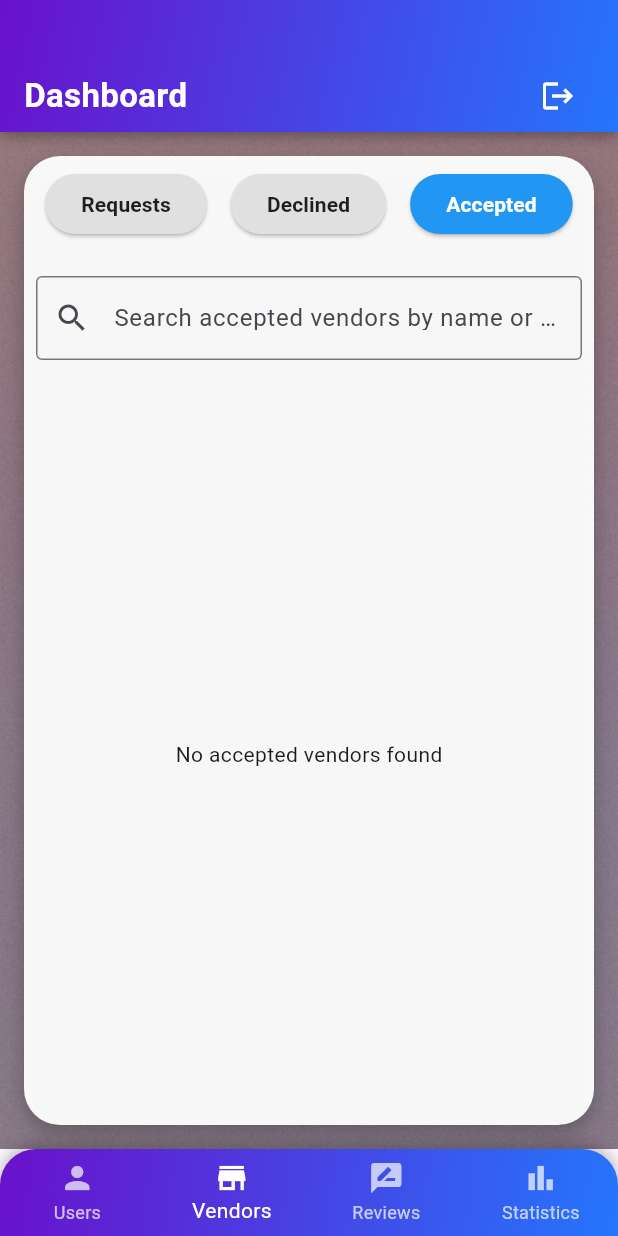
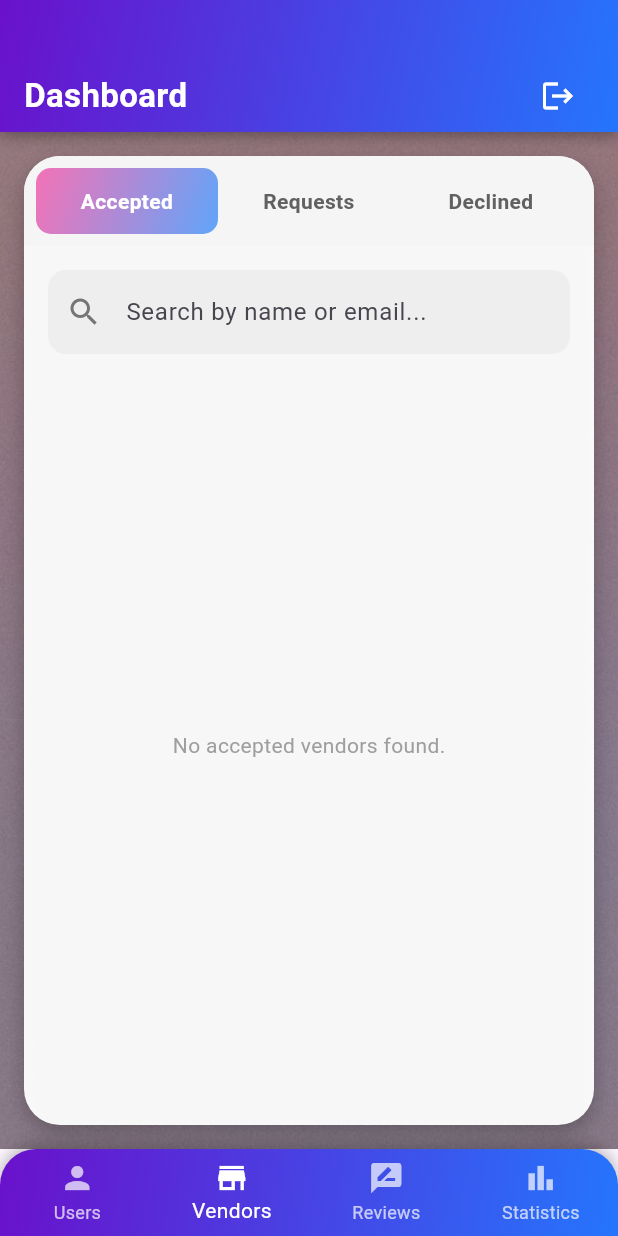
Before and after one commit to Nandana666/wedding_auth, a Flutter app: the AdminDashboard screen opened by its route, item 2 of the bottom bar chosen, on a phone screen of 412 x 824 dp. Run offline on Flutter 3.47's test engine with Material 3 defaults, Android fonts, the phone set to English and light mode, and no system bars; our stand-ins replace cloud_firestore, firebase_auth, firebase_core; accounts and stored records are empty.

Commit message:
Vendor tab designed in admin panel

```diff
--- a/lib/admin_tabs/vendors_tab.dart
+++ b/lib/admin_tabs/vendors_tab.dart
@@ -11,75 +11,105 @@ class VendorsTab extends StatefulWidget {
 }
 
 class _VendorsTabState extends State<VendorsTab> {
-  int _currentSubIndex = 2; // 0=Request, 1=Declined, 2=Accepted
+  // FIX: Set default view to 'Accepted' (index 0)
+  int _currentSubIndex = 0;
   String searchQuery = '';
-  // Resolved conflict: Chose the cleaner format.
   final CollectionReference vendors = FirebaseFirestore.instance.collection(
     'vendors',
   );
 
   @override
   Widget build(BuildContext context) {
-    return Column(
+    return ClipRRect(
+      borderRadius: BorderRadius.circular(24),
+      child: Column(
         children: [
-        // Resolved conflict: Kept the descriptive comment and Wrap widget.
-        // Top navigation bar using Wrap to avoid overflow
+          // Custom Styled Tab Bar
           Container(
-          margin: const EdgeInsets.all(8),
-          child: Wrap(
-            spacing: 16, // Horizontal spacing
-            runSpacing: 8, // Vertical spacing if wrapped
-            alignment: WrapAlignment.center,
+            padding: const EdgeInsets.all(8.0),
+            color: Colors.grey.shade100,
+            child: Row(
+              mainAxisAlignment: MainAxisAlignment.spaceAround,
               children: [
-              _buildNavButton('Requests', 0),
-              _buildNavButton('Declined', 1),
-              _buildNavButton('Accepted', 2),
+                // FIX: Reordered the navigation buttons
+                _buildNavButton('Accepted', 0),
+                _buildNavButton('Requests', 1),
+                _buildNavButton('Declined', 2),
               ],
             ),
           ),
-        const SizedBox(height: 8),
-        if (_currentSubIndex == 2)
+
+          // FIX: Updated condition to show search bar when 'Accepted' is selected
+          if (_currentSubIndex == 0)
             Padding(
-            padding: const EdgeInsets.all(8.0),
+              padding: const EdgeInsets.fromLTRB(16, 16, 16, 8),
               child: TextField(
-              decoration: const InputDecoration(
-                labelText: 'Search accepted vendors by name or email',
-                border: OutlineInputBorder(),
-                prefixIcon: Icon(Icons.search),
+                decoration: InputDecoration(
+                  hintText: 'Search by name or email...',
+                  prefixIcon: Icon(Icons.search, color: Colors.grey.shade600),
+                  filled: true,
+                  fillColor: Colors.grey.shade200,
+                  border: OutlineInputBorder(
+                    borderRadius: BorderRadius.circular(12),
+                    borderSide: BorderSide.none,
+                  ),
                 ),
                 onChanged: (value) =>
                     setState(() => searchQuery = value.toLowerCase()),
               ),
             ),
-        const SizedBox(height: 8),
+
+          // Content Area
           Expanded(
-          child: _currentSubIndex == 0
-              ? VendorRequestsTab()
-              : _currentSubIndex == 1
-              ? DeclinedVendorsTab()
-              : _buildAcceptedVendorsList(),
+            child: IndexedStack(
+              index: _currentSubIndex,
+              // FIX: Reordered the children to match the new tab indices
+              children: [
+                _buildAcceptedVendorsList(), // Index 0
+                VendorRequestsTab(), // Index 1
+                DeclinedVendorsTab(), // Index 2
+              ],
+            ),
           ),
         ],
+      ),
     );
   }
 
+  // Custom Navigation Button Widget (No changes needed here)
   Widget _buildNavButton(String title, int index) {
     bool isSelected = _currentSubIndex == index;
-    return ElevatedButton(
-      onPressed: () => setState(() => _currentSubIndex = index),
-      style: ElevatedButton.styleFrom(
-        backgroundColor: isSelected ? Colors.blue : Colors.grey.shade300,
+    return Expanded(
+      child: GestureDetector(
+        onTap: () => setState(() => _currentSubIndex = index),
+        child: AnimatedContainer(
+          duration: const Duration(milliseconds: 200),
+          padding: const EdgeInsets.symmetric(vertical: 12),
+          decoration: BoxDecoration(
+            gradient: isSelected
+                ? const LinearGradient(
+                    colors: [Color(0xFFF472B6), Color(0xFF60A5FA)],
+                    begin: Alignment.topLeft,
+                    end: Alignment.bottomRight,
+                  )
+                : null,
+            color: isSelected ? null : Colors.transparent,
+            borderRadius: BorderRadius.circular(10),
           ),
           child: Text(
             title,
+            textAlign: TextAlign.center,
             style: TextStyle(
-          color: isSelected ? Colors.white : Colors.black87,
+              color: isSelected ? Colors.white : Colors.grey.shade700,
               fontWeight: FontWeight.bold,
+            ),
+          ),
         ),
       ),
     );
   }
 
+  // Redesigned Accepted Vendors List (No changes needed here)
   Widget _buildAcceptedVendorsList() {
     return StreamBuilder<QuerySnapshot>(
       stream: vendors.where('status', isEqualTo: 'approved').snapshots(),
@@ -95,62 +125,51 @@ class _VendorsTabState extends State<VendorsTab> {
         }).toList();
 
         if (allVendors.isEmpty) {
-          return const Center(child: Text('No accepted vendors found'));
+          return const Center(
+            child: Text(
+              'No accepted vendors found.',
+              style: TextStyle(color: Colors.grey),
+            ),
+          );
         }
 
-        return LayoutBuilder(
-          builder: (context, constraints) {
-            if (constraints.maxWidth < 600) {
         return ListView.builder(
+          padding: const EdgeInsets.all(16),
           itemCount: allVendors.length,
           itemBuilder: (context, index) {
-                  final vendor = allVendors[index];
+            final vendor = allVendors[index].data() as Map<String, dynamic>;
+            final vendorId = allVendors[index].id;
+            final name = vendor['name'] ?? 'No Name';
+
             return Card(
-                    // Resolved conflict: Chose standard formatting.
-                    margin: const EdgeInsets.symmetric(
-                      vertical: 4,
-                      horizontal: 8,
+              elevation: 2,
+              margin: const EdgeInsets.only(bottom: 12),
+              shape: RoundedRectangleBorder(
+                borderRadius: BorderRadius.circular(12),
               ),
               child: ListTile(
-                      title: Text(vendor['name'] ?? 'No Name'),
+                leading: CircleAvatar(
+                  backgroundColor: Colors.blue.shade100,
+                  child: Text(
+                    name.isNotEmpty ? name[0].toUpperCase() : 'V',
+                    style: TextStyle(
+                      color: Colors.blue.shade800,
+                      fontWeight: FontWeight.bold,
+                    ),
+                  ),
+                ),
+                title: Text(
+                  name,
+                  style: const TextStyle(fontWeight: FontWeight.w600),
+                ),
                 subtitle: Text(vendor['email'] ?? ''),
                 trailing: IconButton(
-                        icon: const Icon(Icons.delete),
-                        onPressed: () async =>
-                            await vendors.doc(vendor.id).delete(),
+                  icon: const Icon(Icons.delete_outline, color: Colors.red),
+                  onPressed: () async => await vendors.doc(vendorId).delete(),
+                  tooltip: 'Delete Vendor',
                 ),
               ),
             );
-                },
-              );
-            } else {
-              final crossAxisCount = (constraints.maxWidth / 300).floor();
-              return GridView.builder(
-                padding: const EdgeInsets.all(8),
-                gridDelegate: SliverGridDelegateWithFixedCrossAxisCount(
-                  crossAxisCount: crossAxisCount,
-                  childAspectRatio: 3,
-                  crossAxisSpacing: 8,
-                  mainAxisSpacing: 8,
-                ),
-                itemCount: allVendors.length,
-                itemBuilder: (context, index) {
-                  final vendor = allVendors[index];
-                  return Card(
-                    elevation: 2,
-                    child: ListTile(
-                      title: Text(vendor['name'] ?? 'No Name'),
-                      subtitle: Text(vendor['email'] ?? ''),
-                      trailing: IconButton(
-                        icon: const Icon(Icons.delete),
-                        onPressed: () async =>
-                            await vendors.doc(vendor.id).delete(),
-                      ),
-                    ),
-                  );
-                },
-              );
-            }
           },
         );
       },
```
Also changed, not shown: lib/admin_tabs/declined_vendors_tab.dart (+78 -16 lines), lib/admin_tabs/vendor_requests_tab.dart (+72 -17 lines). Lines whose indentation alone changed are shown as unchanged.
